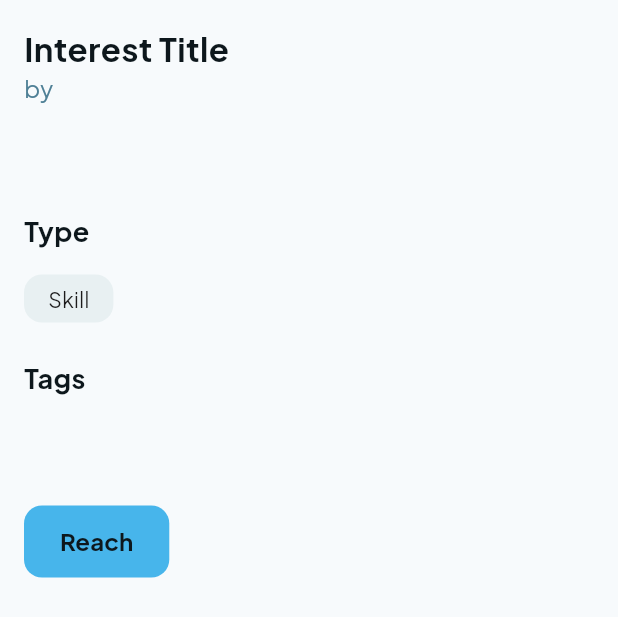
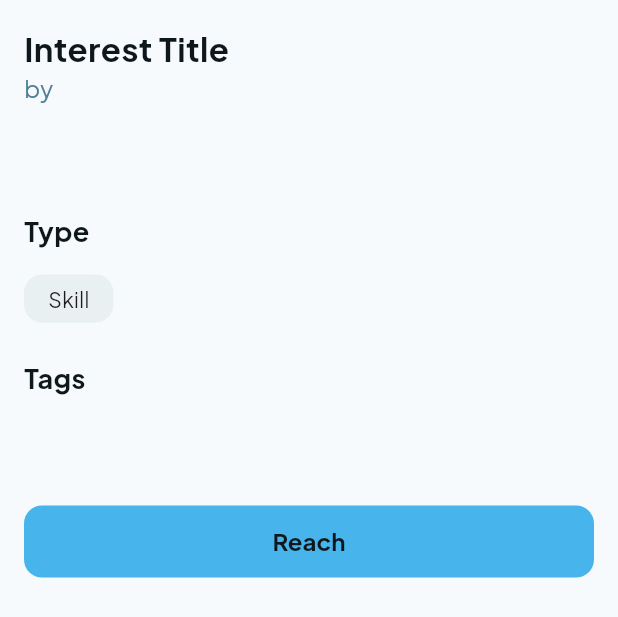
Before and after one commit to MoaazAtik/Reach-Skills, a Flutter app: the InterestDetails widget shown alone on an empty page, opened directly with empty values, on a phone screen of 412 x 824 dp. Shown: the top 617 px of the screen. Run offline on Flutter 3.47's test engine with Material 3 defaults, Android fonts, the phone set to English and light mode, and no system bars; our stand-ins replace cloud_firestore, firebase_auth, firebase_core, flutter_dotenv, go_router, shared_preferences; missing offline and left inert: firebase_ui_auth, firebase_ui_localizations, firebase_ui_oauth_google; accounts and stored records are empty.

Commit message:
ui: Add ElevatedButton style for Error route and enhance Reach/Save button width

```diff
--- a/lib/core/theme/styles.dart
+++ b/lib/core/theme/styles.dart
@@ -176,6 +176,20 @@ abstract class Styles {
         ),
       );
 
+  static ElevatedButtonThemeData rsElevatedButtonStyle =
+      ElevatedButtonThemeData(
+        style: ButtonStyle(
+          minimumSize: WidgetStateProperty.all(
+            const Size(buttonMinWidthM3, buttonHeight),
+          ),
+          shape: WidgetStateProperty.all(
+            RoundedRectangleBorder(
+              borderRadius: BorderRadius.circular(borderRadius),
+            ),
+          ),
+        ),
+      );
+
   /// Affected by the custom app style `rsOutlinedButtonStyle`
   static final styleSendButton = OutlinedButton.styleFrom(
     minimumSize: const Size(buttonMinWidthM3, buttonHeight),
--- a/lib/core/theme/theme.dart
+++ b/lib/core/theme/theme.dart
@@ -358,6 +358,8 @@ class MaterialTheme {
     filledButtonTheme: Styles.rsFilledButtonStyle,
     // Custom outlined button theme
     outlinedButtonTheme: Styles.rsOutlinedButtonStyle,
+    // Custom elevated button theme
+    elevatedButtonTheme: Styles.rsElevatedButtonStyle,
 
     // Dialog Theme
     dialogTheme: DialogThemeData(
--- a/lib/features/common/widgets/interest_details.dart
+++ b/lib/features/common/widgets/interest_details.dart
@@ -240,6 +240,11 @@ class _InterestDetailsState extends State<InterestDetails> {
           // if Not owner Or Is editing
           if ((!widget.isOwner) || isEditing)
             FilledButton(
+              style: Theme.of(context).filledButtonTheme.style?.copyWith(
+                minimumSize: WidgetStateProperty.all(
+                  const Size(double.infinity, Styles.buttonHeight),
+                ),
+              ),
               onPressed: onTapSaveOrReach,
               child: Text(
                 isEditing ? Str.save : Str.reach,
```
